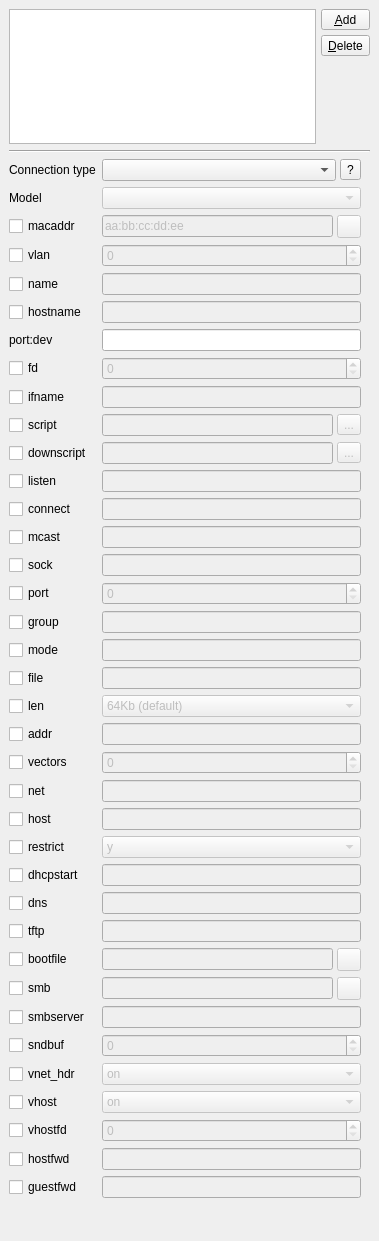
The window that src/Network_Widget.ui (tobimensch/aqemu) describes before a commit, drawn with Qt 5.
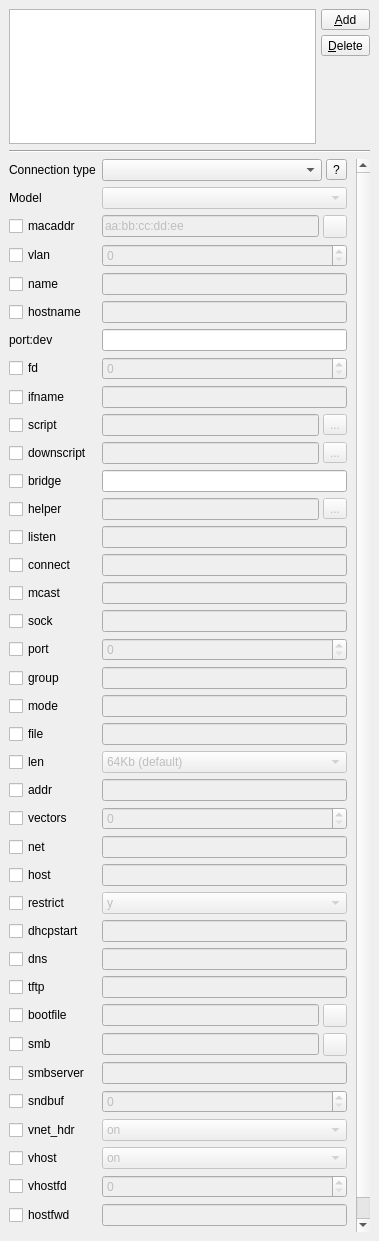
The same window after the commit. Icons and pictures are not drawn.

Commit message: network bridge support

Diff of the .ui file:
```diff
--- a/src/Network_Widget.ui
+++ b/src/Network_Widget.ui
@@ -151,8 +151,8 @@
        <rect>
         <x>0</x>
         <y>0</y>
-        <width>347</width>
-        <height>1579</height>
+        <width>344</width>
+        <height>1224</height>
        </rect>
       </property>
       <layout class="QVBoxLayout" name="verticalLayout">
@@ -452,6 +452,13 @@
             </property>
            </widget>
           </item>
+          <item row="25" column="1">
+           <widget class="QLineEdit" name="Edit_host">
+            <property name="enabled">
+             <bool>false</bool>
+            </property>
+           </widget>
+          </item>
           <item row="8" column="1">
            <widget class="QLineEdit" name="Edit_ifname">
             <property name="enabled">
@@ -565,7 +572,7 @@
             </item>
            </layout>
           </item>
-          <item row="11" column="0">
+          <item row="13" column="0">
            <widget class="QCheckBox" name="CH_listen">
             <property name="sizePolicy">
              <sizepolicy hsizetype="Maximum" vsizetype="Fixed">
@@ -578,7 +585,7 @@
             </property>
            </widget>
           </item>
-          <item row="11" column="1">
+          <item row="13" column="1">
            <widget class="QLineEdit" name="Edit_listen">
             <property name="enabled">
              <bool>false</bool>
@@ -591,7 +598,7 @@
             </property>
            </widget>
           </item>
-          <item row="12" column="0">
+          <item row="14" column="0">
            <widget class="QCheckBox" name="CH_connect">
             <property name="sizePolicy">
              <sizepolicy hsizetype="Maximum" vsizetype="Fixed">
@@ -604,7 +611,7 @@
             </property>
            </widget>
           </item>
-          <item row="12" column="1">
+          <item row="14" column="1">
            <widget class="QLineEdit" name="Edit_connect">
             <property name="enabled">
              <bool>false</bool>
@@ -617,7 +624,7 @@
             </property>
            </widget>
           </item>
-          <item row="13" column="0">
+          <item row="15" column="0">
            <widget class="QCheckBox" name="CH_mcast">
             <property name="sizePolicy">
              <sizepolicy hsizetype="Maximum" vsizetype="Fixed">
@@ -630,7 +637,7 @@
             </property>
            </widget>
           </item>
-          <item row="13" column="1">
+          <item row="15" column="1">
            <widget class="QLineEdit" name="Edit_mcast">
             <property name="enabled">
              <bool>false</bool>
@@ -643,7 +650,7 @@
             </property>
            </widget>
           </item>
-          <item row="14" column="0">
+          <item row="16" column="0">
            <widget class="QCheckBox" name="CH_sock">
             <property name="sizePolicy">
              <sizepolicy hsizetype="Maximum" vsizetype="Fixed">
@@ -656,7 +663,7 @@
             </property>
            </widget>
           </item>
-          <item row="14" column="1">
+          <item row="16" column="1">
            <widget class="QLineEdit" name="Edit_sock">
             <property name="enabled">
              <bool>false</bool>
@@ -669,7 +676,7 @@
             </property>
            </widget>
           </item>
-          <item row="15" column="0">
+          <item row="17" column="0">
            <widget class="QCheckBox" name="CH_port">
             <property name="sizePolicy">
              <sizepolicy hsizetype="Maximum" vsizetype="Fixed">
@@ -682,7 +689,7 @@
             </property>
            </widget>
           </item>
-          <item row="15" column="1">
+          <item row="17" column="1">
            <widget class="QSpinBox" name="SB_port">
             <property name="enabled">
              <bool>false</bool>
@@ -698,7 +705,7 @@
             </property>
            </widget>
           </item>
-          <item row="16" column="0">
+          <item row="18" column="0">
            <widget class="QCheckBox" name="CH_group">
             <property name="sizePolicy">
              <sizepolicy hsizetype="Maximum" vsizetype="Fixed">
@@ -711,7 +718,7 @@
             </property>
            </widget>
           </item>
-          <item row="16" column="1">
+          <item row="18" column="1">
            <widget class="QLineEdit" name="Edit_group">
             <property name="enabled">
              <bool>false</bool>
@@ -724,7 +731,7 @@
             </property>
            </widget>
           </item>
-          <item row="17" column="0">
+          <item row="19" column="0">
            <widget class="QCheckBox" name="CH_mode">
             <property name="sizePolicy">
              <sizepolicy hsizetype="Maximum" vsizetype="Fixed">
@@ -737,7 +744,7 @@
             </property>
            </widget>
           </item>
-          <item row="17" column="1">
+          <item row="19" column="1">
            <widget class="QLineEdit" name="Edit_mode">
             <property name="enabled">
              <bool>false</bool>
@@ -750,7 +757,7 @@
             </property>
            </widget>
           </item>
-          <item row="18" column="0">
+          <item row="20" column="0">
            <widget class="QCheckBox" name="CH_file">
             <property name="sizePolicy">
              <sizepolicy hsizetype="Maximum" vsizetype="Fixed">
@@ -763,7 +770,7 @@
             </property>
            </widget>
           </item>
-          <item row="18" column="1">
+          <item row="20" column="1">
            <widget class="QLineEdit" name="Edit_file">
             <property name="enabled">
              <bool>false</bool>
@@ -776,7 +783,7 @@
             </property>
            </widget>
           </item>
-          <item row="19" column="0">
+          <item row="21" column="0">
            <widget class="QCheckBox" name="CH_len">
             <property name="sizePolicy">
              <sizepolicy hsizetype="Maximum" vsizetype="Fixed">
@@ -789,7 +796,14 @@
             </property>
            </widget>
           </item>
-          <item row="19" column="1">
+          <item row="22" column="1">
+           <widget class="QLineEdit" name="Edit_addr">
+            <property name="enabled">
+             <bool>false</bool>
+            </property>
+           </widget>
+          </item>
+          <item row="21" column="1">
            <widget class="QComboBox" name="CB_len">
             <property name="enabled">
              <bool>false</bool>
@@ -832,28 +846,21 @@
             </item>
            </widget>
           </item>
-          <item row="20" column="0">
+          <item row="22" column="0">
            <widget class="QCheckBox" name="CH_addr">
             <property name="text">
              <string>addr</string>
             </property>
            </widget>
           </item>
-          <item row="20" column="1">
-           <widget class="QLineEdit" name="Edit_addr">
-            <property name="enabled">
-             <bool>false</bool>
-            </property>
-           </widget>
-          </item>
-          <item row="21" column="0">
+          <item row="23" column="0">
            <widget class="QCheckBox" name="CH_vectors">
             <property name="text">
              <string>vectors</string>
             </property>
            </widget>
           </item>
-          <item row="21" column="1">
+          <item row="23" column="1">
            <widget class="QSpinBox" name="SB_vectors">
             <property name="enabled">
              <bool>false</bool>
@@ -863,42 +870,42 @@
             </property>
            </widget>
           </item>
-          <item row="22" column="0">
+          <item row="24" column="0">
            <widget class="QCheckBox" name="CH_net">
             <property name="text">
              <string>net</string>
             </property>
            </widget>
           </item>
-          <item row="22" column="1">
+          <item row="24" column="1">
            <widget class="QLineEdit" name="Edit_net">
             <property name="enabled">
              <bool>false</bool>
             </property>
            </widget>
           </item>
-          <item row="23" column="0">
+          <item row="25" column="0">
            <widget class="QCheckBox" name="CH_host">
             <property name="text">
              <string>host</string>
             </property>
            </widget>
           </item>
-          <item row="23" column="1">
-           <widget class="QLineEdit" name="Edit_host">
-            <property name="enabled">
-             <bool>false</bool>
-            </property>
-           </widget>
-          </item>
-          <item row="24" column="0">
+          <item row="26" column="0">
            <widget class="QCheckBox" name="CH_restrict">
             <property name="text">
              <string>restrict</string>
             </property>
            </widget>
           </item>
-          <item row="24" column="1">
+          <item row="27" column="1">
+           <widget class="QLineEdit" name="Edit_dhcpstart">
+            <property name="enabled">
+             <bool>false</bool>
+            </property>
+           </widget>
+          </item>
+          <item row="26" column="1">
            <widget class="QComboBox" name="CB_restrict">
             <property name="enabled">
              <bool>false</bool>
@@ -915,56 +922,49 @@
             </item>
            </widget>
           </item>
-          <item row="25" column="0">
+          <item row="27" column="0">
            <widget class="QCheckBox" name="CH_dhcpstart">
             <property name="text">
              <string>dhcpstart</string>
             </property>
            </widget>
           </item>
-          <item row="25" column="1">
-           <widget class="QLineEdit" name="Edit_dhcpstart">
-            <property name="enabled">
-             <bool>false</bool>
-            </property>
-           </widget>
-          </item>
-          <item row="26" column="0">
+          <item row="28" column="0">
            <widget class="QCheckBox" name="CH_dns">
             <property name="text">
              <string>dns</string>
             </property>
            </widget>
           </item>
-          <item row="26" column="1">
+          <item row="28" column="1">
            <widget class="QLineEdit" name="Edit_dns">
             <property name="enabled">
              <bool>false</bool>
             </property>
            </widget>
           </item>
-          <item row="27" column="0">
+          <item row="29" column="0">
            <widget class="QCheckBox" name="CH_tftp">
             <property name="text">
              <string>tftp</string>
             </property>
            </widget>
           </item>
-          <item row="27" column="1">
+          <item row="29" column="1">
            <widget class="QLineEdit" name="Edit_tftp">
             <property name="enabled">
              <bool>false</bool>
             </property>
            </widget>
           </item>
-          <item row="28" column="0">
+          <item row="30" column="0">
            <widget class="QCheckBox" name="CH_bootfile">
             <property name="text">
              <string>bootfile</string>
             </property>
            </widget>
           </item>
-          <item row="28" column="1">
+          <item row="30" column="1">
            <layout class="QHBoxLayout" name="horizontalLayout_5">
             <property name="spacing">
              <number>4</number>
@@ -992,14 +992,21 @@
             </item>
            </layout>
           </item>
-          <item row="29" column="0">
+          <item row="32" column="1">
+           <widget class="QLineEdit" name="Edit_smbserver">
+            <property name="enabled">
+             <bool>false</bool>
+            </property>
+           </widget>
+          </item>
+          <item row="31" column="0">
            <widget class="QCheckBox" name="CH_smb">
             <property name="text">
              <string>smb</string>
             </property>
            </widget>
           </item>
-          <item row="29" column="1">
+          <item row="31" column="1">
            <layout class="QHBoxLayout" name="horizontalLayout_6">
             <property name="spacing">
              <number>4</number>
@@ -1027,28 +1034,34 @@
             </item>
            </layout>
           </item>
-          <item row="30" column="0">
+          <item row="32" column="0">
            <widget class="QCheckBox" name="CH_smbserver">
             <property name="text">
              <string>smbserver</string>
             </property>
            </widget>
           </item>
-          <item row="30" column="1">
-           <widget class="QLineEdit" name="Edit_smbserver">
-            <property name="enabled">
-             <bool>false</bool>
-            </property>
-           </widget>
-          </item>
-          <item row="31" column="0">
+          <item row="33" column="0">
            <widget class="QCheckBox" name="CH_sndbuf">
             <property name="text">
              <string>sndbuf</string>
             </property>
            </widget>
           </item>
-          <item row="31" column="1">
+          <item row="11" column="0">
+           <widget class="QCheckBox" name="CH_bridge">
+            <property name="sizePolicy">
+             <sizepolicy hsizetype="Maximum" vsizetype="Fixed">
+              <horstretch>0</horstretch>
+              <verstretch>0</verstretch>
+             </sizepolicy>
+            </property>
+            <property name="text">
+             <string>bridge</string>
+            </property>
+           </widget>
+          </item>
+          <item row="33" column="1">
            <widget class="QSpinBox" name="SB_sndbuf">
             <property name="enabled">
              <bool>false</bool>
@@ -1058,14 +1071,14 @@
             </property>
            </widget>
           </item>
-          <item row="32" column="0">
+          <item row="34" column="0">
            <widget class="QCheckBox" name="CH_vnet_hdr">
             <property name="text">
              <string>vnet_hdr</string>
             </property>
            </widget>
           </item>
-          <item row="32" column="1">
+          <item row="34" column="1">
            <widget class="QComboBox" name="CB_vnet_hdr">
             <property name="enabled">
              <bool>false</bool>
@@ -1082,75 +1095,135 @@
             </item>
            </widget>
           </item>
-          <item row="33" column="0">
+          <item row="35" column="0">
            <widget class="QCheckBox" name="CH_vhost">
             <property name="text">
              <string>vhost</string>
             </property>
            </widget>
           </item>
-          <item row="33" column="1">
-           <widget class="QComboBox" name="CB_vhost">
-            <property name="enabled">
-             <bool>false</bool>
-            </property>
-            <item>
-             <property name="text">
-              <string>on</string>
-             </property>
-            </item>
-            <item>
-             <property name="text">
-              <string>off</string>
-             </property>
-            </item>
-           </widget>
-          </item>
-          <item row="34" column="0">
+          <item row="36" column="0">
            <widget class="QCheckBox" name="CH_vhostfd">
             <property name="text">
              <string>vhostfd</string>
             </property>
            </widget>
           </item>
-          <item row="34" column="1">
-           <widget class="QSpinBox" name="SB_vhostfd">
+          <item row="35" column="1">
+           <widget class="QComboBox" name="CB_vhost">
             <property name="enabled">
              <bool>false</bool>
             </property>
-            <property name="maximum">
-             <number>999999999</number>
-            </property>
+            <item>
+             <property name="text">
+              <string>on</string>
+             </property>
+            </item>
+            <item>
+             <property name="text">
+              <string>off</string>
+             </property>
+            </item>
            </widget>
           </item>
-          <item row="35" column="0">
+          <item row="37" column="0">
            <widget class="QCheckBox" name="CH_hostfwd">
             <property name="text">
              <string>hostfwd</string>
             </property>
            </widget>
           </item>
-          <item row="35" column="1">
+          <item row="37" column="1">
            <widget class="QLineEdit" name="Edit_hostfwd">
             <property name="enabled">
              <bool>false</bool>
             </property>
            </widget>
           </item>
-          <item row="36" column="0">
+          <item row="36" column="1">
+           <widget class="QSpinBox" name="SB_vhostfd">
+            <property name="enabled">
+             <bool>false</bool>
+            </property>
+            <property name="maximum">
+             <number>999999999</number>
+            </property>
+           </widget>
+          </item>
+          <item row="38" column="0">
            <widget class="QCheckBox" name="CH_guestfwd">
             <property name="text">
              <string>guestfwd</string>
             </property>
            </widget>
           </item>
-          <item row="36" column="1">
+          <item row="38" column="1">
            <widget class="QLineEdit" name="Edit_guestfwd">
             <property name="enabled">
              <bool>false</bool>
             </property>
            </widget>
           </item>
+          <item row="11" column="1">
+           <widget class="QLineEdit" name="Edit_bridge">
+            <property name="sizePolicy">
+             <sizepolicy hsizetype="Minimum" vsizetype="Fixed">
+              <horstretch>0</horstretch>
+              <verstretch>0</verstretch>
+             </sizepolicy>
+            </property>
+           </widget>
+          </item>
+          <item row="12" column="0">
+           <widget class="QCheckBox" name="CH_helper">
+            <property name="sizePolicy">
+             <sizepolicy hsizetype="Maximum" vsizetype="Fixed">
+              <horstretch>0</horstretch>
+              <verstretch>0</verstretch>
+             </sizepolicy>
+            </property>
+            <property name="text">
+             <string>helper</string>
+            </property>
+           </widget>
+          </item>
+          <item row="12" column="1">
+           <layout class="QHBoxLayout" name="horizontalLayout_7">
+            <property name="spacing">
+             <number>4</number>
+            </property>
+            <property name="sizeConstraint">
+             <enum>QLayout::SetMinimumSize</enum>
+            </property>
+            <item>
+             <widget class="QLineEdit" name="Edit_helper">
+              <property name="enabled">
+               <bool>false</bool>
+              </property>
+              <property name="sizePolicy">
+               <sizepolicy hsizetype="Minimum" vsizetype="Fixed">
+                <horstretch>0</horstretch>
+                <verstretch>0</verstretch>
+               </sizepolicy>
+              </property>
+             </widget>
+            </item>
+            <item>
+             <widget class="QToolButton" name="TB_Browse_helper">
+              <property name="enabled">
+               <bool>false</bool>
+              </property>
+              <property name="text">
+               <string>...</string>
+              </property>
+              <property name="icon">
+               <iconset resource="../resources/icons.qrc">
+                <normaloff>:/open-file.png</normaloff>:/open-file.png</iconset>
+              </property>
+             </widget>
+            </item>
+           </layout>
+          </item>
          </layout>
         </widget>
        </item>
```
Left out of the diff: 376 changed lines with no effect on the pictures. The commit also changes 6 other files.
